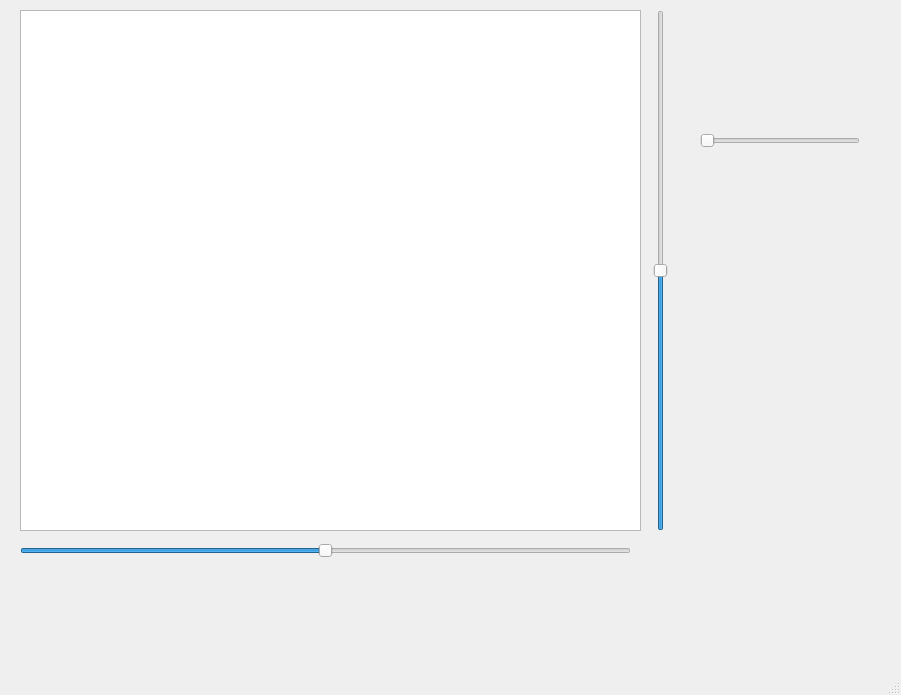
First picture: the form in mainwindow.ui, repository vglaznev/inobitec-entry-task-client, before the edit.
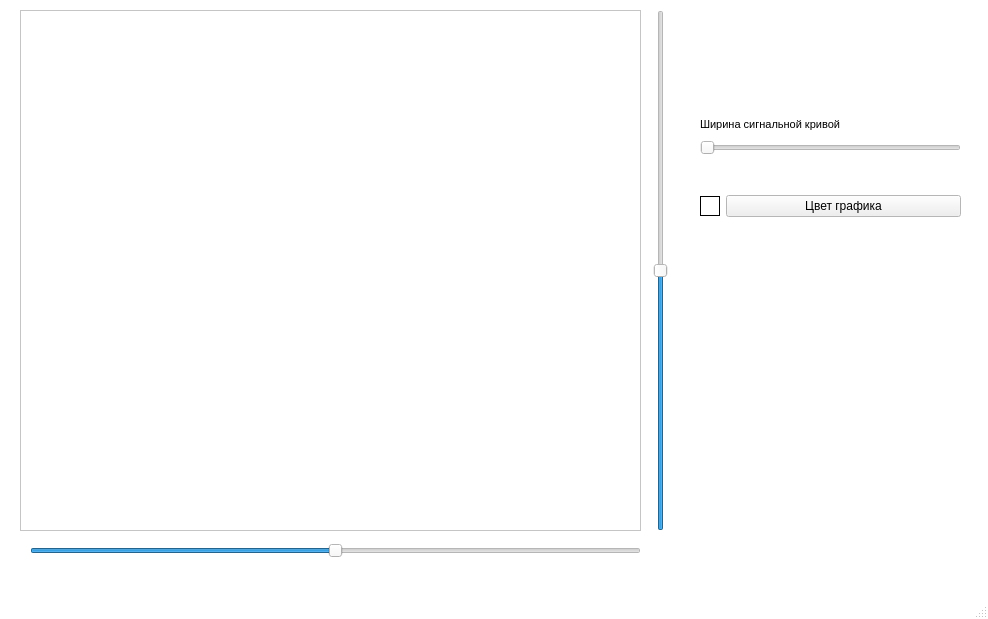
Second picture: the form after the edit. Custom widgets are drawn as their Qt base class.

Commit message: add color change feature

What changed in the file:
```diff
--- a/mainwindow.ui
+++ b/mainwindow.ui
@@ -6,10 +6,74 @@
    <rect>
     <x>0</x>
     <y>0</y>
-    <width>901</width>
-    <height>695</height>
+    <width>988</width>
+    <height>619</height>
    </rect>
   </property>
+  <property name="palette">
+   <palette>
+    <active>
+     <colorrole role="Base">
+      <brush brushstyle="SolidPattern">
+       <color alpha="255">
+        <red>255</red>
+        <green>255</green>
+        <blue>255</blue>
+       </color>
+      </brush>
+     </colorrole>
+     <colorrole role="Window">
+      <brush brushstyle="SolidPattern">
+       <color alpha="255">
+        <red>255</red>
+        <green>255</green>
+        <blue>255</blue>
+       </color>
+      </brush>
+     </colorrole>
+    </active>
+    <inactive>
+     <colorrole role="Base">
+      <brush brushstyle="SolidPattern">
+       <color alpha="255">
+        <red>255</red>
+        <green>255</green>
+        <blue>255</blue>
+       </color>
+      </brush>
+     </colorrole>
+     <colorrole role="Window">
+      <brush brushstyle="SolidPattern">
+       <color alpha="255">
+        <red>255</red>
+        <green>255</green>
+        <blue>255</blue>
+       </color>
+      </brush>
+     </colorrole>
+    </inactive>
+    <disabled>
+     <colorrole role="Base">
+      <brush brushstyle="SolidPattern">
+       <color alpha="255">
+        <red>255</red>
+        <green>255</green>
+        <blue>255</blue>
+       </color>
+      </brush>
+     </colorrole>
+     <colorrole role="Window">
+      <brush brushstyle="SolidPattern">
+       <color alpha="255">
+        <red>255</red>
+        <green>255</green>
+        <blue>255</blue>
+       </color>
+      </brush>
+     </colorrole>
+    </disabled>
+   </palette>
+  </property>
   <property name="windowTitle">
    <string>MainWindow</string>
   </property>
@@ -23,30 +87,17 @@
       <height>521</height>
      </rect>
     </property>
-   </widget>
-   <widget class="QSlider" name="horizontalSlider">
-    <property name="geometry">
-     <rect>
-      <x>700</x>
-      <y>130</y>
-      <width>160</width>
-      <height>22</height>
-     </rect>
+    <property name="frameShape">
+     <enum>QFrame::StyledPanel</enum>
     </property>
-    <property name="minimum">
-     <number>1</number>
-    </property>
-    <property name="maximum">
-     <number>10</number>
-    </property>
-    <property name="orientation">
-     <enum>Qt::Horizontal</enum>
+    <property name="frameShadow">
+     <enum>QFrame::Sunken</enum>
     </property>
    </widget>
    <widget class="QSlider" name="horizontalSlider_2">
     <property name="geometry">
      <rect>
-      <x>20</x>
+      <x>30</x>
       <y>540</y>
       <width>611</width>
       <height>22</height>
@@ -87,6 +138,86 @@
      <enum>Qt::Vertical</enum>
     </property>
    </widget>
+   <widget class="QWidget" name="">
+    <property name="geometry">
+     <rect>
+      <x>700</x>
+      <y>80</y>
+      <width>261</width>
+      <height>171</height>
+     </rect>
+    </property>
+    <layout class="QVBoxLayout" name="verticalLayout_3">
+     <item>
+      <layout class="QVBoxLayout" name="verticalLayout">
+       <item>
+        <widget class="QLabel" name="label_2">
+         <property name="maximumSize">
+          <size>
+           <width>16777215</width>
+           <height>20</height>
+          </size>
+         </property>
+         <property name="font">
+          <font>
+           <pointsize>8</pointsize>
+          </font>
+         </property>
+         <property name="text">
+          <string>Ширина сигнальной кривой</string>
+         </property>
+        </widget>
+       </item>
+       <item>
+        <widget class="QSlider" name="horizontalSlider">
+         <property name="minimum">
+          <number>1</number>
+         </property>
+         <property name="maximum">
+          <number>10</number>
+         </property>
+         <property name="orientation">
+          <enum>Qt::Horizontal</enum>
+         </property>
+        </widget>
+       </item>
+      </layout>
+     </item>
+     <item>
+      <layout class="QHBoxLayout" name="horizontalLayout">
+       <item>
+        <widget class="QLabel" name="label">
+         <property name="maximumSize">
+          <size>
+           <width>20</width>
+           <height>20</height>
+          </size>
+         </property>
+         <property name="autoFillBackground">
+          <bool>true</bool>
+         </property>
+         <property name="frameShape">
+          <enum>QFrame::Box</enum>
+         </property>
+         <property name="frameShadow">
+          <enum>QFrame::Plain</enum>
+         </property>
+         <property name="text">
+          <string/>
+         </property>
+        </widget>
+       </item>
+       <item>
+        <widget class="QPushButton" name="pushButton">
+         <property name="text">
+          <string>Цвет графика</string>
+         </property>
+        </widget>
+       </item>
+      </layout>
+     </item>
+    </layout>
+   </widget>
   </widget>
   <widget class="QMenuBar" name="menubar">
    <property name="geometry">
```
Left out of the diff: 2 changed lines with no effect on the pictures. The commit also changes 2 other files.
